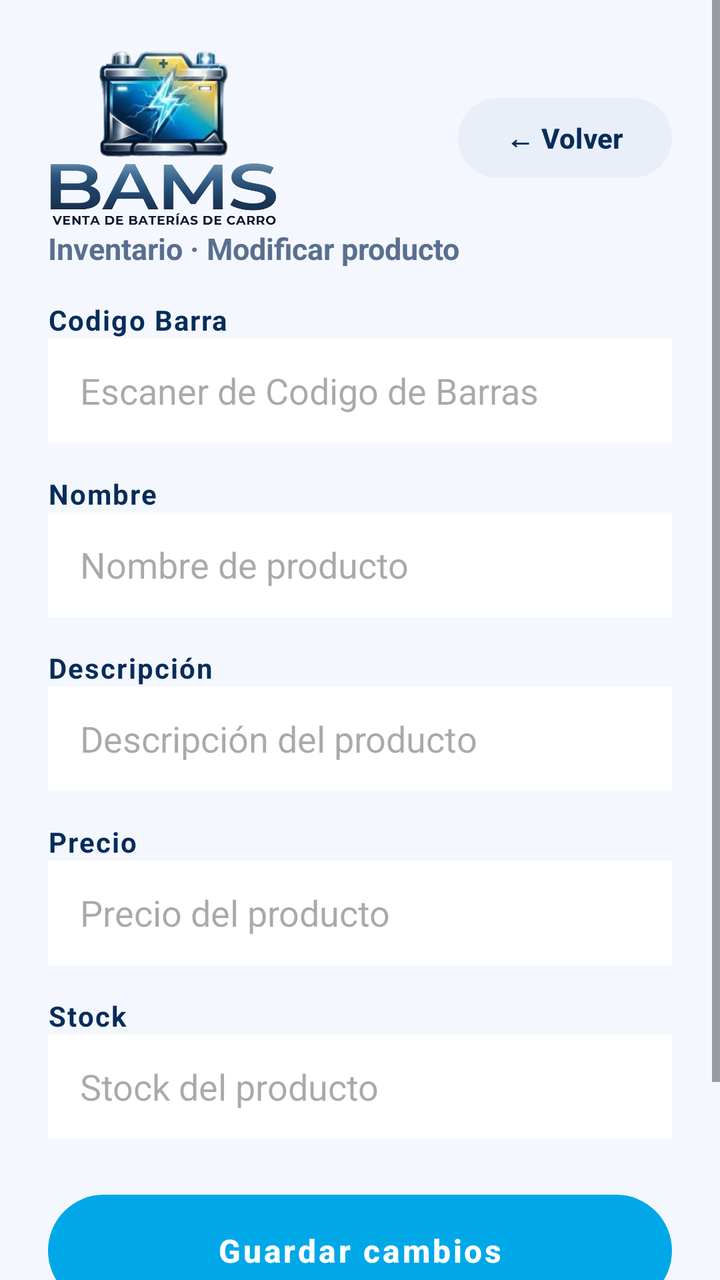
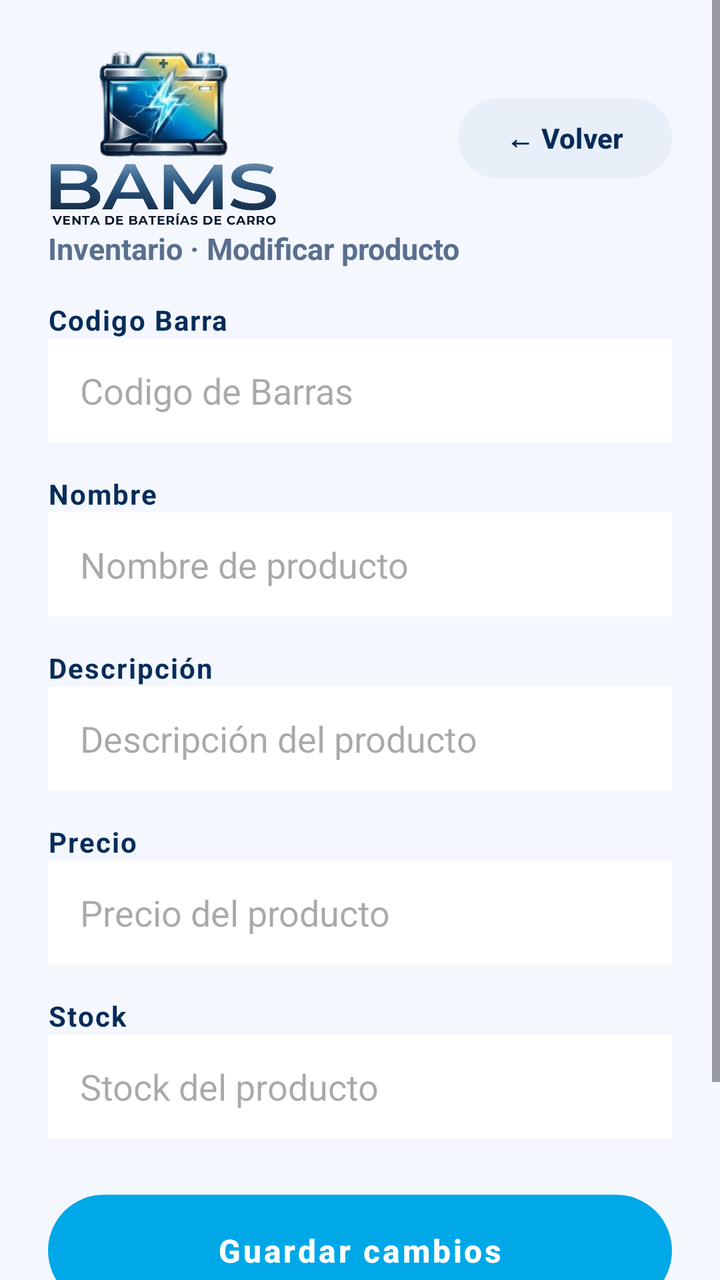

An Android layout rendered at two revisions. The XML below is the earlier revision; the diff shows what the commit changed to produce the second picture.
<!-- AndroidManifest.xml: application theme Theme.BAMS -->
<!-- res/layout/activity_modificar_producto.xml -->
<?xml version="1.0" encoding="utf-8"?>
<ScrollView xmlns:android="http://schemas.android.com/apk/res/android"
    xmlns:app="http://schemas.android.com/apk/res-auto"
    android:layout_width="match_parent"
    android:layout_height="match_parent"
    android:background="#F4F8FE"
    android:fillViewport="true">

    <LinearLayout
        android:layout_width="match_parent"
        android:layout_height="wrap_content"
        android:orientation="vertical"
        android:padding="24dp">

        <LinearLayout
            android:layout_width="match_parent"
            android:layout_height="wrap_content"
            android:gravity="center_vertical"
            android:orientation="horizontal">

            <ImageView
                android:layout_width="120dp"
                android:layout_height="90dp"
                android:contentDescription="BAMS"
                android:scaleType="fitStart"
                app:srcCompat="@mipmap/logo" />

            <View
                android:layout_width="0dp"
                android:layout_height="1dp"
                android:layout_weight="1" />

            <com.google.android.material.button.MaterialButton
                android:id="@+id/btnVolver"
                android:layout_width="wrap_content"
                android:layout_height="48dp"
                android:text="← Volver"
                android:textAllCaps="false"
                android:textColor="#072C5A"
                android:textStyle="bold"
                app:backgroundTint="#E8EFF8"
                app:cornerRadius="24dp" />
        </LinearLayout>

        <TextView
            android:layout_width="wrap_content"
            android:layout_height="wrap_content"
            android:text="Inventario · Modificar producto"
            android:textColor="#5A6F8F"
            android:textSize="15sp"
            android:textStyle="bold" />


        <TextView
            android:layout_width="match_parent"
            android:layout_height="wrap_content"
            android:layout_marginTop="16dp"
            android:letterSpacing="0.05"
            android:text="Codigo Barra"
            android:textColor="#072C5A"
            android:textSize="14sp"
            android:textStyle="bold" />


        <EditText
            android:id="@+id/txtCodigoBarras"
            android:layout_width="match_parent"
            android:layout_height="52dp"
            android:background="#FFFFFF"
            android:ems="10"
            android:hint="Escaner de Codigo de Barras"
            android:inputType="number"
            android:paddingStart="16dp"
            android:paddingEnd="16dp" />

        <TextView
            android:layout_width="match_parent"
            android:layout_height="wrap_content"
            android:layout_marginTop="16dp"
            android:letterSpacing="0.05"
            android:text="Nombre"
            android:textColor="#072C5A"
            android:textSize="14sp"
            android:textStyle="bold" />


        <EditText
            android:id="@+id/txtNombre"
            android:layout_width="match_parent"
            android:layout_height="52dp"
            android:background="#FFFFFF"
            android:ems="10"
            android:hint="Nombre de producto"
            android:inputType="text"
            android:paddingStart="16dp"
            android:paddingEnd="16dp" />

        <TextView
            android:layout_width="match_parent"
            android:layout_height="wrap_content"
            android:layout_marginTop="16dp"
            android:letterSpacing="0.05"
            android:text="Descripción"
            android:textColor="#072C5A"
            android:textSize="14sp"
            android:textStyle="bold" />


        <EditText
            android:id="@+id/txtDesc"
            android:layout_width="match_parent"
            android:layout_height="52dp"
            android:background="#FFFFFF"
            android:ems="10"
            android:hint="Descripción del producto"
            android:inputType="text"
            android:paddingStart="16dp"
            android:paddingEnd="16dp" />

        <TextView
            android:layout_width="match_parent"
            android:layout_height="wrap_content"
            android:layout_marginTop="16dp"
            android:letterSpacing="0.05"
            android:text="Precio"
            android:textColor="#072C5A"
            android:textSize="14sp"
            android:textStyle="bold" />


        <EditText
            android:id="@+id/txtPrecio"
            android:layout_width="match_parent"
            android:layout_height="52dp"
            android:background="#FFFFFF"
            android:ems="10"
            android:hint="Precio del producto"
            android:inputType="numberDecimal"
            android:paddingStart="16dp"
            android:paddingEnd="16dp" />

        <TextView
            android:layout_width="match_parent"
            android:layout_height="wrap_content"
            android:layout_marginTop="16dp"
            android:letterSpacing="0.05"
            android:text="Stock"
            android:textColor="#072C5A"
            android:textSize="14sp"
            android:textStyle="bold" />


        <EditText
            android:id="@+id/txtStock"
            android:layout_width="match_parent"
            android:layout_height="52dp"
            android:background="#FFFFFF"
            android:ems="10"
            android:hint="Stock del producto"
            android:inputType="number"
            android:paddingStart="16dp"
            android:paddingEnd="16dp" />

        <com.google.android.material.button.MaterialButton
            android:id="@+id/btnGuardarCambios"
            android:layout_width="match_parent"
            android:layout_height="64dp"
            android:layout_marginTop="24dp"
            android:letterSpacing="0.08"
            android:text="Guardar cambios"
            android:textAllCaps="false"
            android:textColor="#FFFFFF"
            android:textSize="16sp"
            android:textStyle="bold"
            app:backgroundTint="#00A8E8"
            app:cornerRadius="28dp" />

        <com.google.android.material.button.MaterialButton
            android:id="@+id/btnCancelar"
            android:layout_width="match_parent"
            android:layout_height="64dp"
            android:layout_marginTop="12dp"
            android:letterSpacing="0.08"
            android:text="Cancelar"
            android:textAllCaps="false"
            android:textColor="#FFFFFF"
            android:textSize="16sp"
            android:textStyle="bold"
            app:backgroundTint="#072C5A"
            app:cornerRadius="28dp" />
    </LinearLayout>
</ScrollView>
<!-- resources referenced by this layout -->
<resources>
  <!-- mipmap logo: png bitmap (mipmap-hdpi, 496674 bytes) -->
  <style name="Theme.BAMS" parent="Base.Theme.BAMS" />
  <style name="Base.Theme.BAMS" parent="Theme.Material3.DayNight.NoActionBar">
          
          
      </style>
</resources>

<!-- the commit's change to res/layout/activity_modificar_producto.xml (unified diff, before → after) -->
@@ -63,13 +63,13 @@
 
 
         <EditText
-            android:id="@+id/txtCodigoBarras"
+            android:id="@+id/txtcodigo"
             android:layout_width="match_parent"
             android:layout_height="52dp"
             android:background="#FFFFFF"
             android:ems="10"
-            android:hint="Escaner de Codigo de Barras"
-            android:inputType="number"
+            android:hint="Codigo de Barras"
+            android:inputType="text"
             android:paddingStart="16dp"
             android:paddingEnd="16dp" />
 
